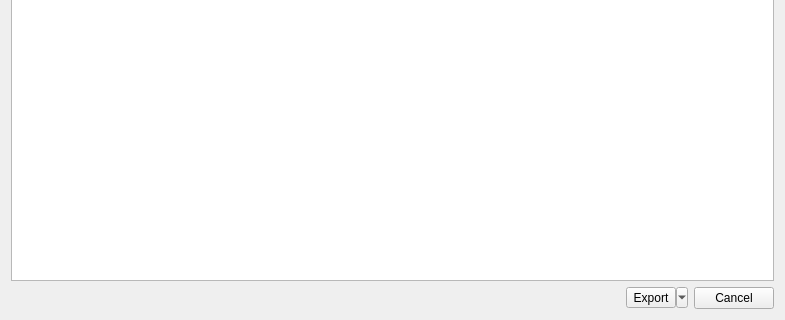
The window that src/gdxviewer/exportdialog.ui (GAMS-dev/studio) describes before a commit, drawn with Qt 5; both pictures show x 0 to 785 and y 307 to 627 of the 785 by 627 pixel window.
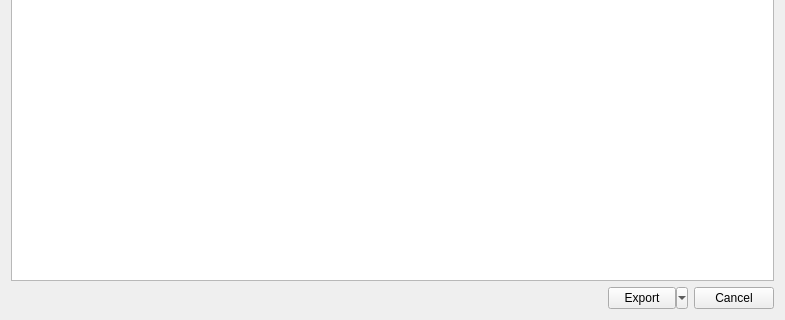
The same window after the commit.

Commit message: Adjust tool button size

Diff of the .ui file:
```diff
--- a/src/gdxviewer/exportdialog.ui
+++ b/src/gdxviewer/exportdialog.ui
@@ -103,6 +103,9 @@
    </item>
    <item>
     <layout class="QHBoxLayout" name="horizontalLayout">
+     <property name="spacing">
+      <number>6</number>
+     </property>
      <item>
       <spacer name="horizontalSpacer">
        <property name="orientation">
@@ -122,11 +125,17 @@
         <bool>true</bool>
        </property>
        <property name="sizePolicy">
-        <sizepolicy hsizetype="Minimum" vsizetype="Fixed">
+        <sizepolicy hsizetype="Preferred" vsizetype="Ignored">
          <horstretch>0</horstretch>
          <verstretch>0</verstretch>
         </sizepolicy>
        </property>
+       <property name="minimumSize">
+        <size>
+         <width>80</width>
+         <height>0</height>
+        </size>
+       </property>
        <property name="text">
         <string>Export</string>
        </property>
```
